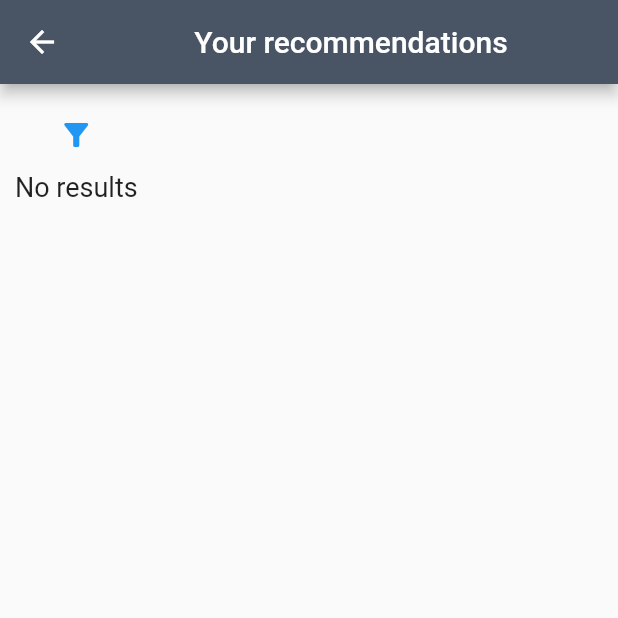
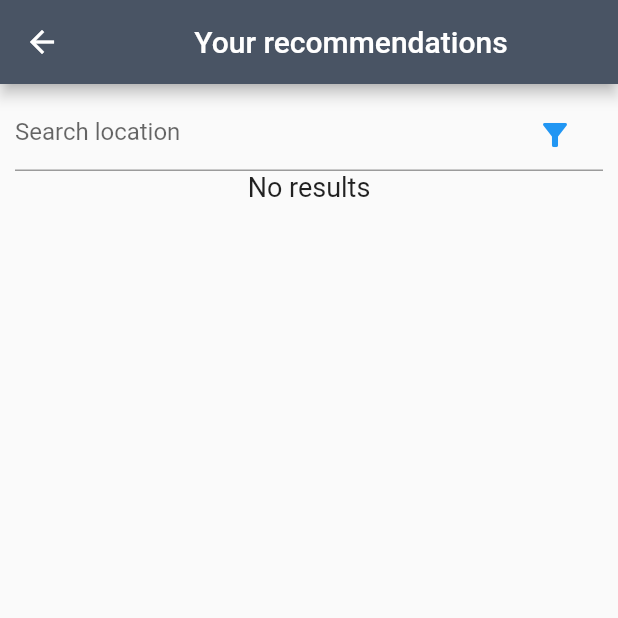
Before and after one commit to SW804F22/App, a Flutter app: the PoiPage screen opened directly, on a phone screen of 412 x 824 dp, the top half of it. Run offline on Flutter 3.47's test engine with Material 2 defaults, Android fonts, the light colour scheme and no system bars; our stand-ins replace bloc, equatable, flutter_bloc, formz, google_maps_flutter, location and 1 more; missing offline and left inert: flutter_config, select_dialog; accounts and stored records are empty; network calls fail.

Commit message:
Small fix

```diff
--- a/lib/poi/view/poi_form.dart
+++ b/lib/poi/view/poi_form.dart
@@ -26,7 +26,10 @@ class PoiForm extends StatelessWidget{
                 padding: const EdgeInsets.all(10),
                 child: Column(
                   children: [
-                    TextButton(
+                    TextField(
+                      decoration: InputDecoration(
+                        hintText: 'Search location',
+                        suffixIcon: TextButton(
                             onPressed: () => {
                               SelectDialog.showModal<String>(
                                 context,
@@ -41,6 +44,8 @@ class PoiForm extends StatelessWidget{
                               )
                             },
                             child: Icon(Icons.filter_alt)
+                        ),
+                      ),
                     ),
                     Expanded(
                         child: state.allPois.isNotEmpty ? ListView.builder(
```
Lines whose indentation alone changed are shown as unchanged.
